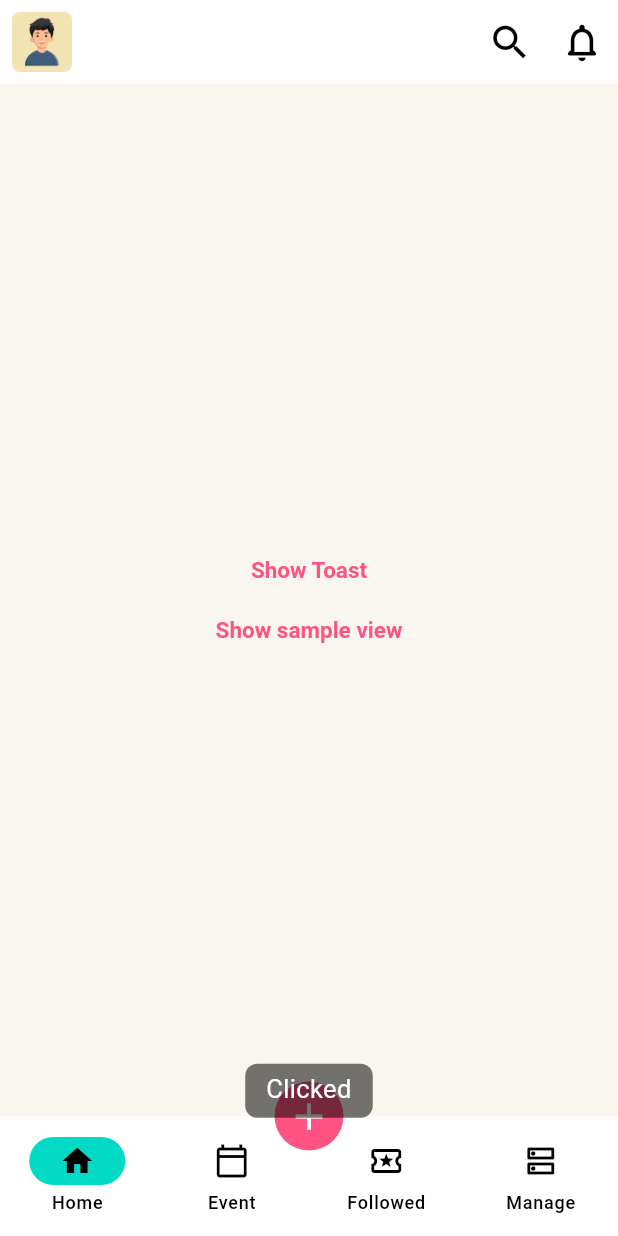
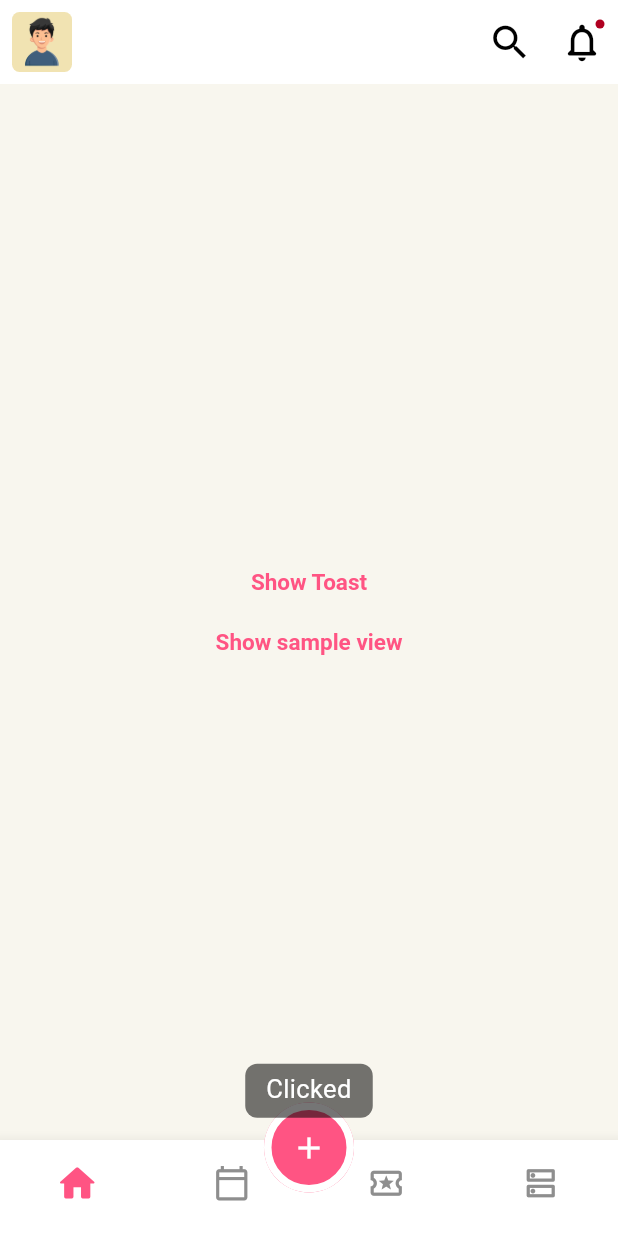
Before and after one commit to luke-nguyen-goldenowl/join_me, a Flutter app: the DashBoardScreen screen opened directly with empty values, after a tap on "Show Toast", on a phone screen of 412 x 824 dp. Run offline on Flutter 3.47's test engine with Material 3 defaults, Android fonts, the light colour scheme and no system bars; our stand-ins replace bot_toast, cached_network_image, cloud_firestore, connectivity_plus, device_info_plus, dio and 24 more; missing offline and left inert: flutter_facebook_auth, version; accounts and stored records are empty; generated files the repository leaves out were written again; project files that could hold a hidden picture were left out.

Commit message:
custom dashboard

```diff
--- a/lib/src/features/dashboard/logic/navigation_bar_item.dart
+++ b/lib/src/features/dashboard/logic/navigation_bar_item.dart
@@ -6,7 +6,7 @@ enum XNavigationBarItems {
     label: 'Home',
     route: AppRouteNames.home,
     icon: Icons.home_outlined,
-    selectedIcon: Icons.home,
+    selectedIcon: Icons.home_rounded,
   ),
   event(
     label: 'Event',
--- a/lib/src/features/dashboard/view/dashboard_view.dart
+++ b/lib/src/features/dashboard/view/dashboard_view.dart
@@ -4,6 +4,7 @@ import 'package:myapp/src/features/dashboard/logic/navigation_bar_item.dart';
 import 'package:myapp/src/features/common/logic/lifecycle_mixin.dart';
 import 'package:myapp/src/features/dashboard/widget/bottom_navigation_bar.dart';
 import 'package:myapp/src/features/dashboard/logic/dashboard_bloc.dart';
+import 'package:myapp/src/features/dashboard/widget/floating_action_button.dart';
 import 'package:myapp/src/router/coordinator.dart';
 import 'package:myapp/src/theme/colors.dart';
 
@@ -36,19 +37,11 @@ class _DashBoardScreenState extends State<DashBoardScreen> with LifecycleMixin {
             child: Scaffold(
               body: widget.body,
               bottomNavigationBar: const XBottomNavigationBar(),
-              floatingActionButton: IconButton.filled(
-                onPressed: () {
-                  AppCoordinator.showAddEventScreen();
-                },
-                style: IconButton.styleFrom(
-                  backgroundColor: AppColors.rosyPink,
-                  foregroundColor: AppColors.white,
-                ),
-                icon: const Icon(
-                  Icons.add,
-                  size: 30,
-                  // color: AppColors.white,
-                ),
+              floatingActionButton: Container(
+                margin: const EdgeInsets.only(top: 10),
+                height: 60,
+                width: 60,
+                child: const CustomFloatingActionButton(),
               ),
               floatingActionButtonLocation:
                   FloatingActionButtonLocation.centerDocked,
--- a/lib/src/features/dashboard/widget/bottom_navigation_bar.dart
+++ b/lib/src/features/dashboard/widget/bottom_navigation_bar.dart
@@ -2,6 +2,7 @@ import 'package:flutter/material.dart';
 import 'package:flutter_bloc/flutter_bloc.dart';
 import 'package:myapp/src/features/dashboard/logic/navigation_bar_item.dart';
 import 'package:myapp/src/features/dashboard/logic/dashboard_bloc.dart';
+import 'package:myapp/src/theme/colors.dart';
 
 class XBottomNavigationBar extends StatelessWidget {
   const XBottomNavigationBar({super.key});
@@ -10,19 +11,44 @@ class XBottomNavigationBar extends StatelessWidget {
   Widget build(BuildContext context) {
     return BlocBuilder<DashboardBloc, XNavigationBarItems>(
       builder: (context, state) {
-        return NavigationBar(
-          selectedIndex: state.index,
-          onDestinationSelected:
-              context.read<DashboardBloc>().onDestinationSelected,
-          destinations: XNavigationBarItems.values
-              .map((e) => NavigationDestination(
+        return BottomNavigationBar(
+          type: BottomNavigationBarType.fixed,
+          showSelectedLabels: false,
+          showUnselectedLabels: false,
+          backgroundColor: AppColors.white,
+          currentIndex: state.index,
+          onTap: context.read<DashboardBloc>().onDestinationSelected,
+          items: XNavigationBarItems.values
+              .map((e) => BottomNavigationBarItem(
                     label: e.label,
-                    icon: Icon(e.icon),
-                    selectedIcon: Icon(e.selectedIcon),
+                    icon: Icon(
+                      e.icon,
+
+                      // color: Colors.grey,
+                    ),
+                    activeIcon: Icon(e.selectedIcon),
                   ))
               .toList(),
+          selectedItemColor: AppColors.rosyPink,
+          unselectedItemColor: AppColors.grey,
+          selectedIconTheme: const IconThemeData(size: 30),
+          unselectedIconTheme: const IconThemeData(size: 25),
         );
       },
     );
   }
 }
+
+//  return NavigationBar(
+//           backgroundColor: AppColors.white,
+//           selectedIndex: state.index,
+//           onDestinationSelected:
+//               context.read<DashboardBloc>().onDestinationSelected,
+//           destinations: XNavigationBarItems.values
+//               .map((e) => NavigationDestination(
+//                     label: e.label,
+//                     icon: Icon(e.icon),
+//                     selectedIcon: Icon(e.selectedIcon),
+//                   ))
+//               .toList(),
+//         );
--- /dev/null
+++ b/lib/src/features/dashboard/widget/floating_action_button.dart
@@ -0,0 +1,32 @@
+import 'package:flutter/material.dart';
+import 'package:myapp/src/router/coordinator.dart';
+import 'package:myapp/src/theme/colors.dart';
+
+class CustomFloatingActionButton extends StatelessWidget {
+  const CustomFloatingActionButton({
+    super.key,
+  });
+
+  @override
+  Widget build(BuildContext context) {
+    return FloatingActionButton(
+      onPressed: () {
+        AppCoordinator.showAddEventScreen();
+      },
+      elevation: 0,
+      backgroundColor: AppColors.rosyPink,
+      shape: RoundedRectangleBorder(
+        side: const BorderSide(
+          width: 5,
+          color: AppColors.white,
+          style: BorderStyle.solid,
+        ),
+        borderRadius: BorderRadius.circular(100),
+      ),
+      child: const Icon(
+        Icons.add,
+        color: AppColors.white,
+      ),
+    );
+  }
+}
--- a/lib/src/features/home/view/home_view.dart
+++ b/lib/src/features/home/view/home_view.dart
@@ -36,9 +36,11 @@ class HomeView extends StatelessWidget {
             onPressed: () {
               AppCoordinator.showNotifyScreen();
             },
-            icon: const Icon(
-              Icons.notifications_none_rounded,
-              size: 30,
+            icon: const Badge(
+              child: Icon(
+                Icons.notifications_none_rounded,
+                size: 30,
+              ),
             ),
           ),
         ],
```
